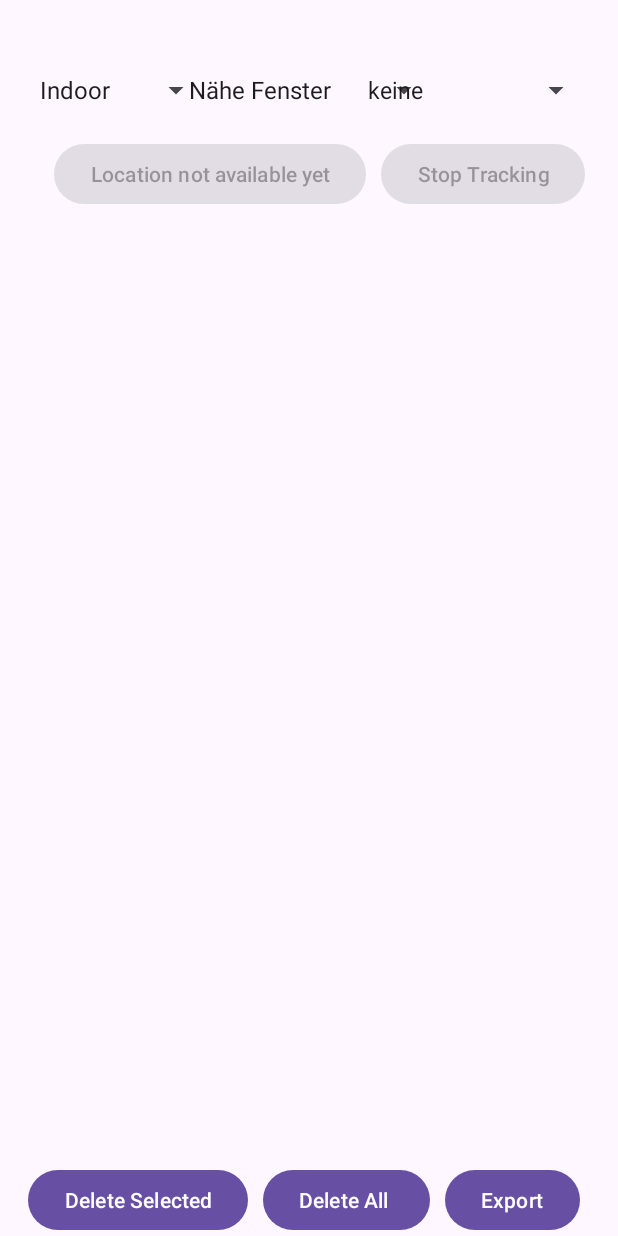
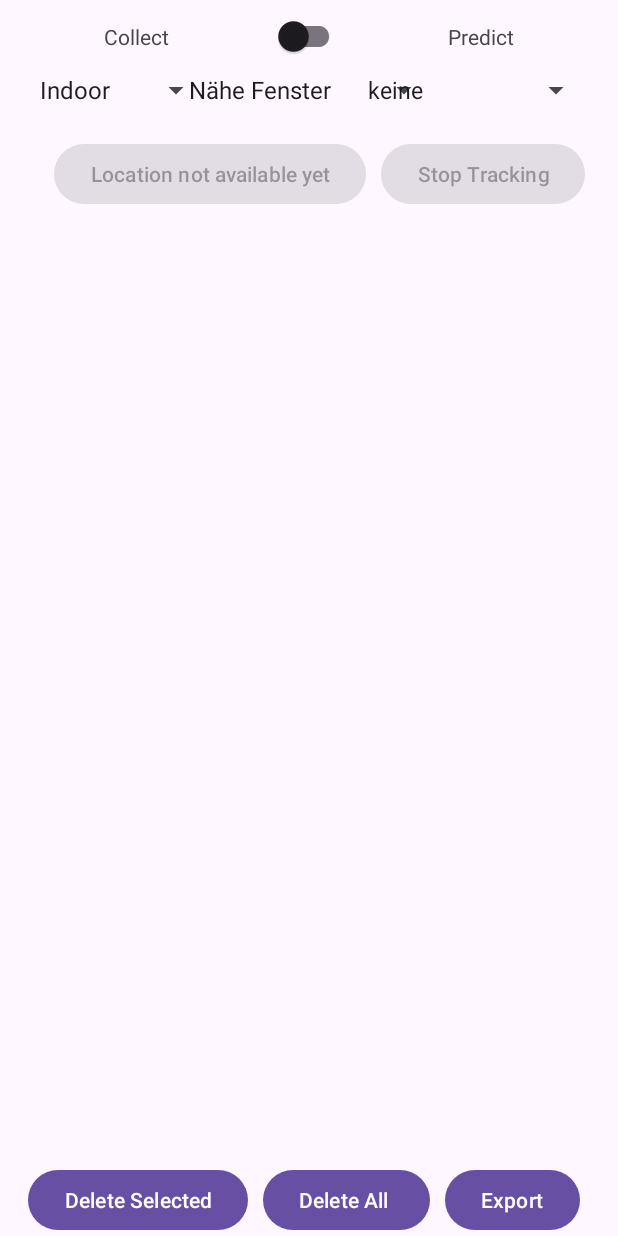
Before and after one commit to mtasd1/IOandroid, an Android app: the screen it shows after launch (MainActivity), on a phone screen of 412 x 824 dp. Run offline under Robolectric (Android 15) with nearby library versions, the phone set to English and light mode, and no system bars.

Commit message:
add switcher for predict / collect

```diff
--- a/app/src/main/res/layout/activity_main.xml
+++ b/app/src/main/res/layout/activity_main.xml
@@ -5,6 +5,35 @@
     android:layout_width="match_parent"
     android:layout_height="match_parent"
     tools:context=".MainActivity">
+
+    <TextView
+        android:id="@+id/textViewCollect"
+        android:layout_width="wrap_content"
+        android:layout_height="wrap_content"
+        android:text="Collect"
+        app:layout_constraintEnd_toStartOf="@+id/switchPredict"
+        app:layout_constraintStart_toStartOf="parent"
+        app:layout_constraintTop_toTopOf="@+id/switchPredict"
+        app:layout_constraintBottom_toBottomOf="@+id/switchPredict" />
+
+    <androidx.appcompat.widget.SwitchCompat
+        android:id="@+id/switchPredict"
+        android:layout_width="wrap_content"
+        android:layout_height="wrap_content"
+        android:checked="false"
+        app:layout_constraintEnd_toStartOf="@+id/textViewPredict"
+        app:layout_constraintStart_toEndOf="@+id/textViewCollect"
+        app:layout_constraintTop_toTopOf="parent" />
+
+    <TextView
+        android:id="@+id/textViewPredict"
+        android:layout_width="wrap_content"
+        android:layout_height="wrap_content"
+        android:text="Predict"
+        app:layout_constraintStart_toEndOf="@+id/switchPredict"
+        app:layout_constraintEnd_toEndOf="parent"
+        app:layout_constraintTop_toTopOf="@+id/switchPredict"
+        app:layout_constraintBottom_toBottomOf="@+id/switchPredict" />
 
     <Spinner
         android:id="@+id/spinnerLocation"
```
